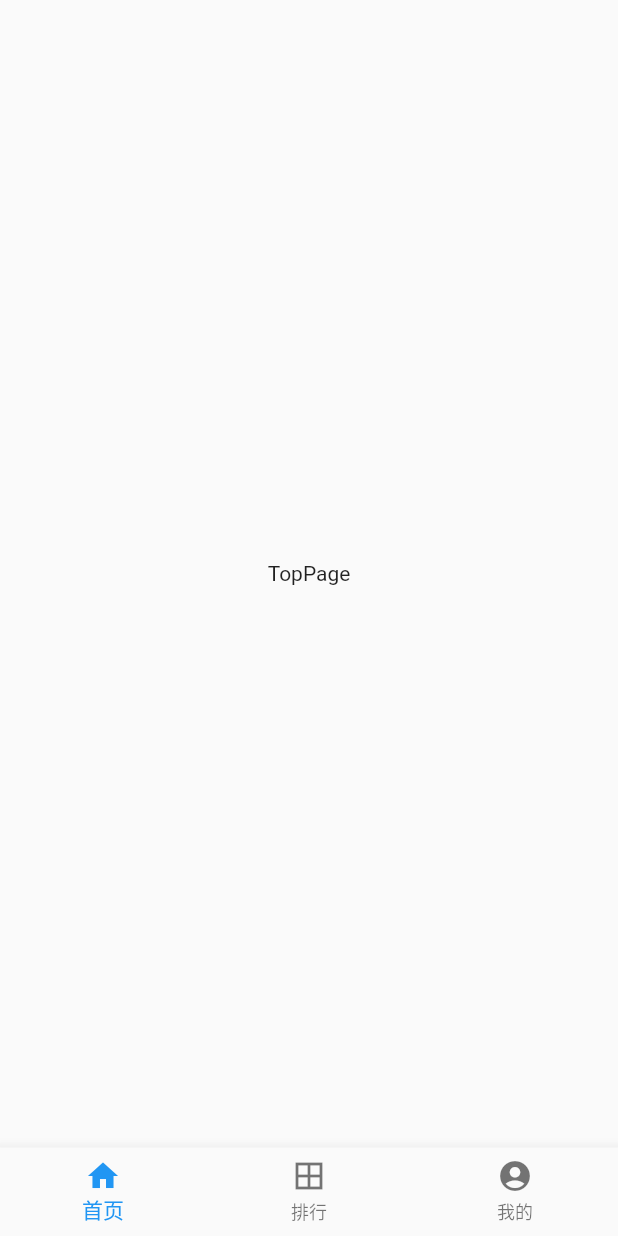
After one commit to duxingxia081/flutter_movies, a Flutter app: the TabNavigator screen opened directly, swiped to page 2, on a phone screen of 412 x 824 dp. The commit adds this screen. Run offline on Flutter 3.47's test engine with Material 2 defaults, Android fonts, the phone set to English and light mode, and no system bars; our stand-ins replace fluttertoast.

Commit message:
navigator页面

```diff
--- /dev/null
+++ b/lib/navigator/tab_navigator.dart
@@ -0,0 +1,52 @@
+import 'package:flutter/material.dart';
+import 'package:flutter/services.dart';
+import 'package:flutter_movies/pages/home_page.dart';
+import 'package:flutter_movies/pages/my_page.dart';
+import 'package:flutter_movies/pages/top_page.dart';
+import 'package:fluttertoast/fluttertoast.dart';
+
+class TabNavigator extends StatefulWidget {
+  @override
+  _TabNavigatorState createState() => _TabNavigatorState();
+}
+
+class _TabNavigatorState extends State<TabNavigator>
+    with SingleTickerProviderStateMixin {
+  PageController _pageController = PageController(initialPage: 0);
+  var _currentIndex = 0;
+  DateTime prePressDt; //上次点击返回时间
+
+  @override
+  Widget build(BuildContext context) {
+    return WillPopScope(
+      child: Scaffold(
+        body: PageView(
+          controller: _pageController,
+          children: [HomePage(), TopPage(), MyPage()],
+        ),
+        bottomNavigationBar: BottomNavigationBar(
+          type: BottomNavigationBarType.fixed,
+          currentIndex: _currentIndex,
+          items: [
+            BottomNavigationBarItem(icon: Icon(Icons.home), label: '首页'),
+            BottomNavigationBarItem(icon: Icon(Icons.border_all), label: '排行'),
+            BottomNavigationBarItem(
+                icon: Icon(Icons.account_circle), label: '我的'),
+          ],
+        ),
+      ),
+      onWillPop: () async {
+        if (prePressDt == null ||
+            DateTime.now().difference(prePressDt) > Duration(seconds: 2)) {
+          prePressDt = DateTime.now();
+          Fluttertoast.showToast(msg: "再点击一次可退出应用");
+          return false;
+        }
+        await SystemChannels.platform.invokeMethod('SystemNavigator.pop');
+        return true;
+      },
+    );
+  }
+
+  bool get wantKeepAlive => true;
+}
--- /dev/null
+++ b/lib/pages/top_page.dart
@@ -0,0 +1,17 @@
+import 'package:flutter/material.dart';
+
+class TopPage extends StatefulWidget {
+  @override
+  _TopPageState createState() => _TopPageState();
+}
+
+class _TopPageState extends State<TopPage> {
+  @override
+  Widget build(BuildContext context) {
+    return Scaffold(
+      body: Center(
+        child: Text('TopPage'),
+      ),
+    );
+  }
+}
--- a/pubspec.yaml
+++ b/pubspec.yaml
@@ -23,6 +23,7 @@ environment:
 dependencies:
   flutter:
     sdk: flutter
+  fluttertoast: ^7.1.4
 
 
   # The following adds the Cupertino Icons font to your application.
```
Also changed, not shown: lib/pages/home_page.dart (added, +17 -0 lines), lib/pages/my_page.dart (added, +17 -0 lines), lib/pages/splash_page.dart (+13 -1 lines).
